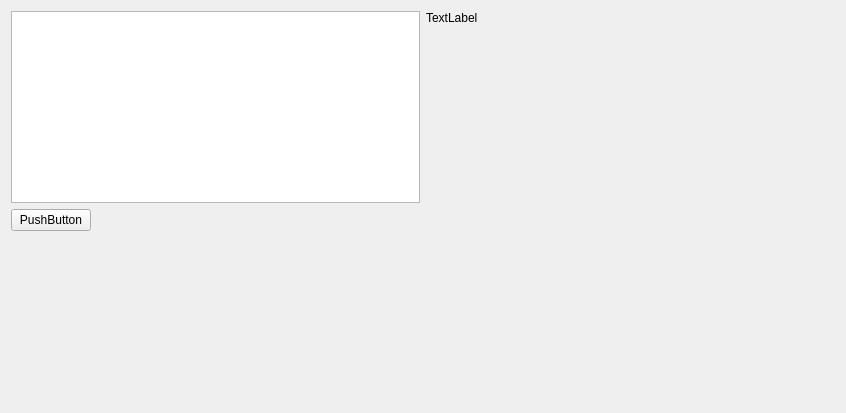
First picture: the form in HRender2/mainwindow.ui, repository greenflame/HiRender2, before the edit.
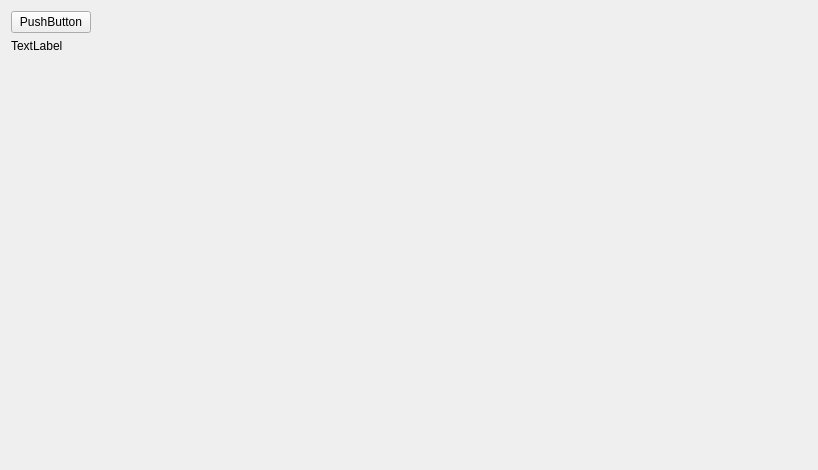
Second picture: the form after the edit.

Patch:
```diff
--- a/HRender2/mainwindow.ui
+++ b/HRender2/mainwindow.ui
@@ -6,20 +6,15 @@
    <rect>
     <x>0</x>
     <y>0</y>
-    <width>846</width>
-    <height>413</height>
+    <width>818</width>
+    <height>470</height>
    </rect>
   </property>
   <property name="windowTitle">
    <string>MainWindow</string>
   </property>
   <widget class="QWidget" name="centralWidget">
-   <layout class="QHBoxLayout" name="horizontalLayout_2" stretch="1,1">
-    <item>
      <layout class="QVBoxLayout" name="verticalLayout">
-      <item>
-       <widget class="QTextEdit" name="textEdit"/>
-      </item>
       <item>
        <layout class="QHBoxLayout" name="horizontalLayout">
         <item>
@@ -38,21 +33,6 @@
            <size>
             <width>40</width>
             <height>20</height>
-           </size>
-          </property>
-         </spacer>
-        </item>
-       </layout>
-      </item>
-      <item>
-       <spacer name="verticalSpacer">
-        <property name="orientation">
-         <enum>Qt::Vertical</enum>
-        </property>
-        <property name="sizeHint" stdset="0">
-         <size>
-          <width>20</width>
-          <height>40</height>
          </size>
         </property>
        </spacer>
```
Lines whose indentation alone changed are shown as unchanged.
